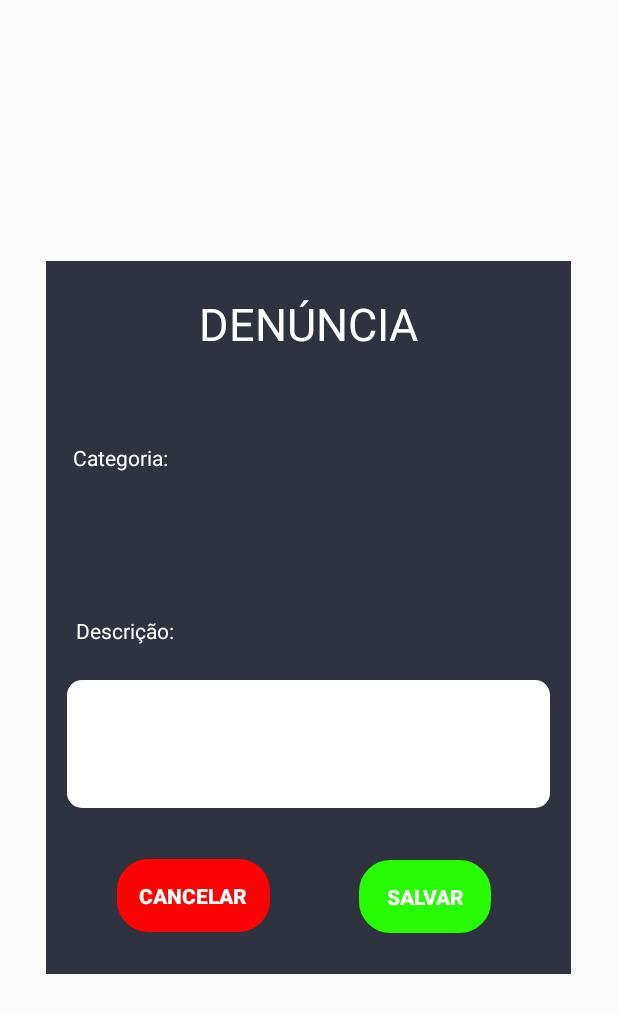
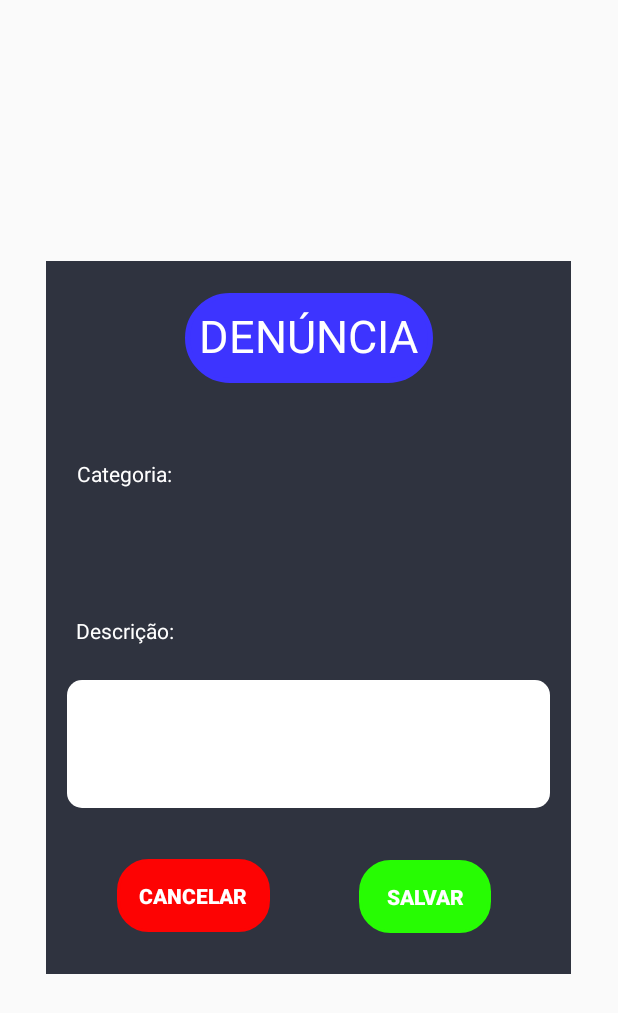
Before and after one commit to MarcosFrancischini/Crowd-Find, an Android app: the layout custom_pop_up.xml on its own in the app's theme, with its tools: preview values and no code run, on a phone screen of 412 x 824 dp. Shown: the top 1013 px of the screen. Run offline under Robolectric (Android 15) with nearby library versions, the phone set to English and light mode, and no system bars.

Commit message:
some layout changes

```diff
--- a/app/src/main/res/drawable/circlebackground.xml
+++ b/app/src/main/res/drawable/circlebackground.xml
@@ -1,4 +1,4 @@
 <?xml version="1.0" encoding="utf-8"?>
 <shape android:shape="oval" xmlns:android="http://schemas.android.com/apk/res/android">
-    <stroke android:width="2dp" android:color="@color/red"/>
+    <stroke android:width="2dp" android:color="@color/white"/>
 </shape>
--- /dev/null
+++ b/app/src/main/res/drawable/linear_layout.xml
@@ -0,0 +1,7 @@
+<?xml version="1.0" encoding="utf-8"?>
+<shape xmlns:android="http://schemas.android.com/apk/res/android">
+    <solid android:color="@color/purple"/>
+    <stroke android:width="3dp" android:color="@color/purple" />
+    <corners android:radius="130dp"/>
+    <padding android:left="0dp" android:top="0dp" android:right="0dp" android:bottom="0dp" />
+</shape>
--- a/app/src/main/res/layout/custom_pop_up.xml
+++ b/app/src/main/res/layout/custom_pop_up.xml
@@ -15,15 +15,15 @@
         android:layout_height="30dp"
         android:layout_gravity="end"
         android:layout_marginStart="8dp"
-        android:layout_marginTop="8dp"
-        android:layout_marginEnd="8dp"
+        android:layout_marginTop="3dp"
+        android:layout_marginEnd="3dp"
         android:layout_marginBottom="8dp"
         android:background="@drawable/circlebackground"
         android:gravity="center"
         android:text="X"
-        android:textColor="@color/red"
+        android:textColor="@color/white"
         android:textStyle="bold"
-        app:layout_constraintBottom_toTopOf="@+id/labelCategoria"
+        app:layout_constraintBottom_toBottomOf="parent"
         app:layout_constraintEnd_toEndOf="parent"
         app:layout_constraintHorizontal_bias="1.0"
         app:layout_constraintStart_toStartOf="parent"
@@ -42,10 +42,10 @@
         android:textColor="@color/white"
         app:layout_constraintBottom_toBottomOf="parent"
         app:layout_constraintEnd_toEndOf="parent"
-        app:layout_constraintHorizontal_bias="0.018"
+        app:layout_constraintHorizontal_bias="0.029"
         app:layout_constraintStart_toStartOf="parent"
         app:layout_constraintTop_toTopOf="parent"
-        app:layout_constraintVertical_bias="0.252" />
+        app:layout_constraintVertical_bias="0.277" />
 
     <Spinner
         android:id="@+id/spinnerCategoria"
@@ -140,6 +140,24 @@
         app:layout_constraintTop_toBottomOf="@+id/fieldDescricao"
         app:layout_constraintVertical_bias="0.92" />
 
+    <LinearLayout
+        android:layout_width="165dp"
+        android:layout_height="60dp"
+        android:layout_marginStart="8dp"
+        android:layout_marginTop="8dp"
+        android:layout_marginEnd="8dp"
+        android:layout_marginBottom="8dp"
+        android:layout_weight="1"
+        android:background="@drawable/linear_layout"
+        android:gravity="center"
+        android:orientation="vertical"
+        app:layout_constraintBottom_toBottomOf="parent"
+        app:layout_constraintEnd_toEndOf="parent"
+        app:layout_constraintHorizontal_bias="0.502"
+        app:layout_constraintStart_toStartOf="parent"
+        app:layout_constraintTop_toTopOf="parent"
+        app:layout_constraintVertical_bias="0.02"></LinearLayout>
+
     <TextView
         android:id="@+id/labelDenuncia"
         android:layout_width="wrap_content"
@@ -153,8 +171,9 @@
         android:textSize="30sp"
         app:layout_constraintBottom_toBottomOf="parent"
         app:layout_constraintEnd_toEndOf="parent"
+        app:layout_constraintHorizontal_bias="0.502"
         app:layout_constraintStart_toStartOf="parent"
         app:layout_constraintTop_toTopOf="parent"
-        app:layout_constraintVertical_bias="0.019" />
+        app:layout_constraintVertical_bias="0.04" />
 
 </android.support.constraint.ConstraintLayout>
--- a/app/src/main/res/values/colors.xml
+++ b/app/src/main/res/values/colors.xml
@@ -1,11 +1,12 @@
 <?xml version="1.0" encoding="utf-8"?>
 <resources>
+    <color name="white">#fff</color>
+    <color name="black">#000</color>
     <color name="colorPrimary">#008577</color>
     <color name="colorPrimaryDark">#2f333f</color>
     <color name="colorAccent">#D81B60</color>
-    <color name="white">#fff</color>
     <color name="blue">#0073FD</color>
     <color name="green">#27FC03</color>
     <color name="red">#FD0303</color>
-    <color name="black">#000</color>
+    <color name="purple">#3D34FF</color>
 </resources>
```
